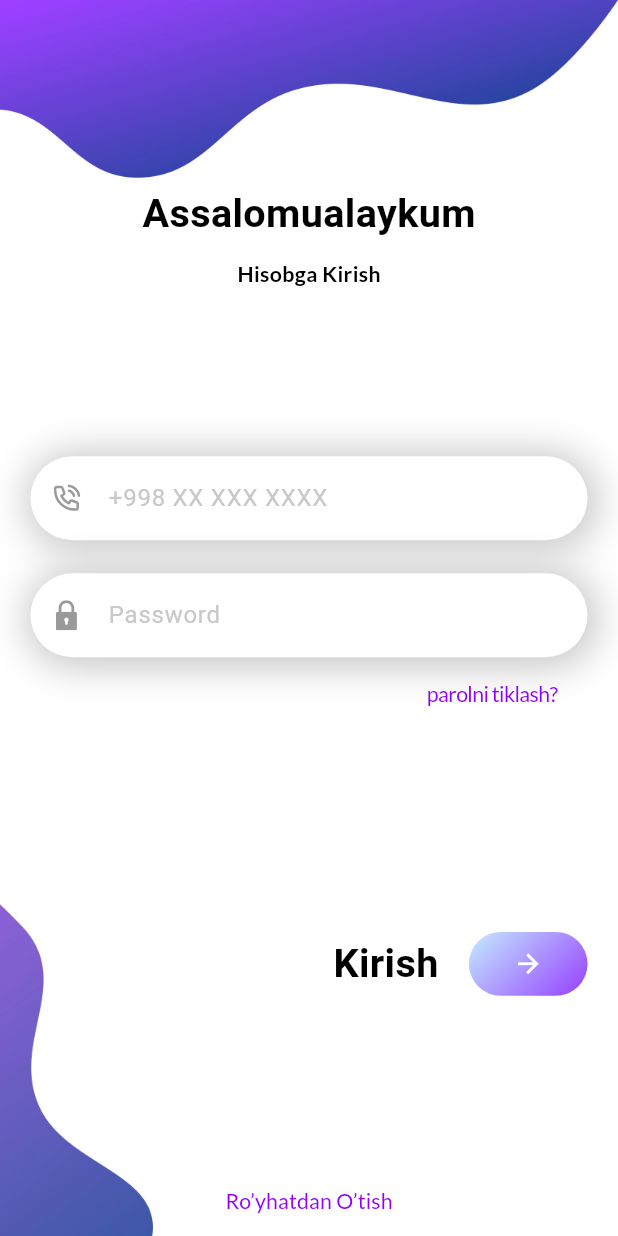
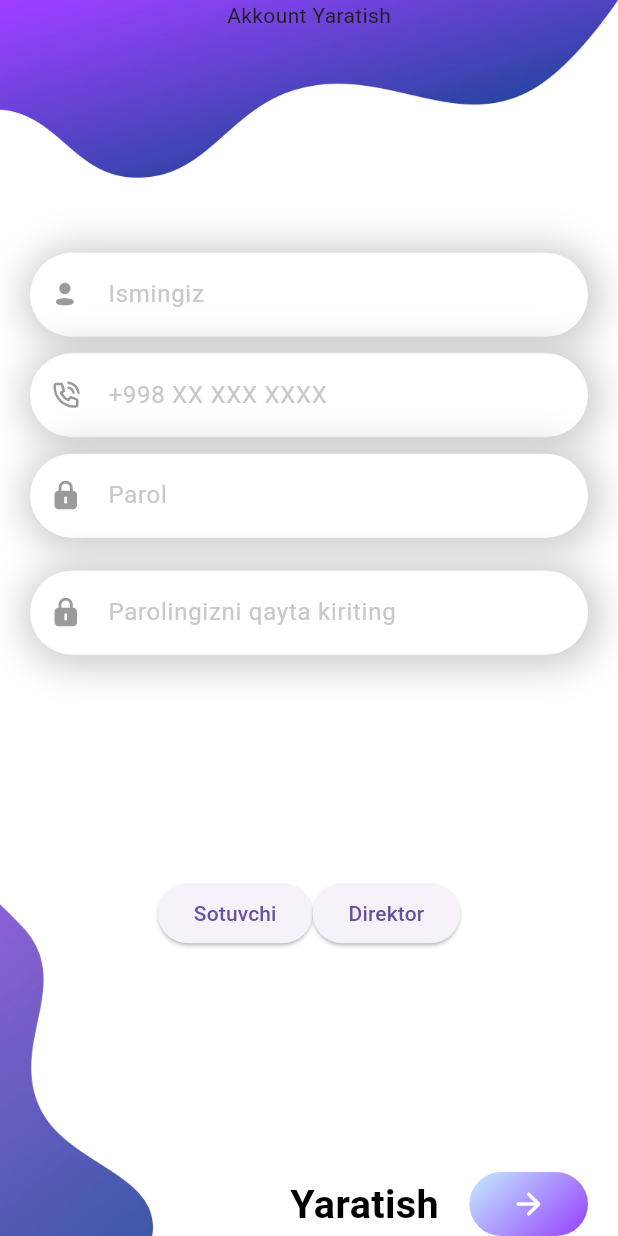
Before and after one commit to tillocoder/barcodebek, a Flutter app: the LoginPage screen opened directly, after a tap on "Ro’yhatdan O’tish", on a phone screen of 412 x 824 dp. Run offline on Flutter 3.47's test engine with Material 3 defaults, Android fonts, the light colour scheme and no system bars; drawn by our look-alikes of keyboard_dismisser; our stand-ins replace firebase_core, flutter_screenutil, flutter_svg, gap, go_router, google_fonts; accounts and stored records are empty; Roboto replaces fonts that are missing (Signika).

Commit message:
Alpomish - 12 commit failar kk qildi

```diff
--- a/lib/app.dart
+++ b/lib/app.dart
@@ -1,7 +1,6 @@
 import 'package:barcodbek/splash.dart';
 import 'package:flutter/material.dart';
 import 'package:flutter_screenutil/flutter_screenutil.dart';
-import 'package:keyboard_dismisser/keyboard_dismisser.dart';
 
 class App extends StatelessWidget {
   const App({super.key});
@@ -12,11 +11,9 @@ class App extends StatelessWidget {
       designSize: Size(375, 812),
       minTextAdapt: true,
       splitScreenMode: true,
-      child: KeyboardDismisser(
-        child: MaterialApp(
-          debugShowCheckedModeBanner: false,
-          home: SplashPages(),
-        ),
+      child: MaterialApp(
+        debugShowCheckedModeBanner: false,
+        home: SplashPages(),
       ),
     );
   }
--- a/lib/splash.dart
+++ b/lib/splash.dart
@@ -14,8 +14,10 @@ class _SplashPagesState extends State<SplashPages> {
   @override
   void initState() {
     Future.delayed(const Duration(seconds: 1), () {
-      Navigator.pushReplacement(context,
-          MaterialPageRoute(builder: (context) => const OnbordingPages()));
+      Navigator.pushAndRemoveUntil(
+          context,
+          MaterialPageRoute(builder: (context) => const OnbordingPages()),
+          (route) => false);
     });
     super.initState();
   }
--- a/lib/src/future/auth/view/pages/login.dart
+++ b/lib/src/future/auth/view/pages/login.dart
@@ -1,13 +1,12 @@
 import 'package:barcodbek/src/core/constants/widgets/custom_scaffold.dart';
-import 'package:barcodbek/src/core/style/app_colors.dart';
 import 'package:barcodbek/src/core/style/text_style.dart';
+import 'package:barcodbek/src/future/auth/view/pages/register_page.dart';
 import 'package:barcodbek/src/future/auth/view/widgets/wtext_fild.dart';
+import 'package:barcodbek/src/future/home/view/pages/home_Page.dart';
 import 'package:flutter/cupertino.dart';
 import 'package:flutter/material.dart';
 import 'package:flutter_screenutil/flutter_screenutil.dart';
 import 'package:gap/gap.dart';
-
-import '../../../home/view/pages/home_Page.dart';
 
 class LoginPage extends StatefulWidget {
   const LoginPage({super.key});
@@ -21,11 +20,11 @@ class _LoginPageState extends State<LoginPage> {
   Widget build(BuildContext context) {
     return CustomScaffold(
       child: Scaffold(
+        backgroundColor: Colors.transparent,
         resizeToAvoidBottomInset: false,
-        backgroundColor: Colors.transparent,
-        body: Padding(
+        body: SafeArea(
+          child: Padding(
             padding: REdgeInsets.symmetric(horizontal: 20),
-          child: SafeArea(
             child: Column(
               mainAxisAlignment: MainAxisAlignment.spaceBetween,
               children: [
@@ -62,15 +61,9 @@ class _LoginPageState extends State<LoginPage> {
                     Gap(20.w)
                   ],
                 ),
-                Row(
-                  mainAxisAlignment: MainAxisAlignment.end,
-                  children: [
-                    Text(
-                      "Kirish",
-                      style: AppTextStyle.textStyle2,
-                    ),
-                    Gap(20.sp),
-                    GestureDetector(
+                SkipButton(
+                  text: 'Kirish',
+                  isText: true,
                   onTap: () {
                     Navigator.push(
                       context,
@@ -79,6 +72,60 @@ class _LoginPageState extends State<LoginPage> {
                       ),
                     );
                   },
+                  child: const Icon(
+                    Icons.arrow_forward_rounded,
+                    color: Colors.white,
+                  ),
+                ),
+                TextButton(
+                  onPressed: () {
+                    Navigator.push(
+                      context,
+                      MaterialPageRoute(
+                        builder: (context) => const RegistorPages(),
+                      ),
+                    );
+                  },
+                  child: Text(
+                    "Ro’yhatdan O’tish",
+                    style: AppTextStyle.textStyle6,
+                  ),
+                )
+              ],
+            ),
+          ),
+        ),
+      ),
+    );
+  }
+}
+
+class SkipButton extends StatelessWidget {
+  final String text;
+  final bool isText;
+  final Function()? onTap;
+  final Widget child;
+
+  const SkipButton({
+    super.key,
+    required this.text,
+    required this.onTap,
+    required this.isText,
+    required this.child,
+  });
+
+  @override
+  Widget build(BuildContext context) {
+    return Row(
+      mainAxisAlignment: MainAxisAlignment.end,
+      children: [
+        Text(
+          isText == true ? text : '',
+          style: AppTextStyle.textStyle2,
+        ),
+        Gap(20.sp),
+        GestureDetector(
+          onTap: onTap,
           child: SizedBox(
             width: 72.w,
             height: 42.h,
@@ -93,28 +140,11 @@ class _LoginPageState extends State<LoginPage> {
                   ],
                 ),
               ),
-                          child: Icon(
-                            Icons.arrow_forward_sharp,
-                            color: AppColorss.c_FFFFFF,
-                            size: 20.sp,
-                          ),
+              child: child,
             ),
           ),
         )
       ],
-                ),
-                TextButton(
-                  onPressed: () {},
-                  child: Text(
-                    "Ro’yhatdan O’tish",
-                    style: AppTextStyle.textStyle6,
-                  ),
-                )
-              ],
-            ),
-          ),
-        ),
-      ),
     );
   }
 }
--- a/lib/src/future/auth/view/pages/register_page.dart
+++ b/lib/src/future/auth/view/pages/register_page.dart
@@ -0,0 +1,75 @@
+import 'package:barcodbek/src/future/auth/view/pages/login.dart';
+import 'package:flutter/material.dart';
+import 'package:flutter_screenutil/flutter_screenutil.dart';
+import 'package:gap/gap.dart';
+
+import '../../../../core/constants/widgets/custom_scaffold.dart';
+import '../widgets/wtext_fild.dart';
+
+class RegistorPages extends StatelessWidget {
+  const RegistorPages({super.key});
+
+  @override
+  Widget build(BuildContext context) {
+    return CustomScaffold(
+      child: Scaffold(
+        backgroundColor: Colors.transparent,
+        body: Padding(
+          padding: const EdgeInsets.symmetric(horizontal: 20),
+          child: Column(
+            mainAxisAlignment: MainAxisAlignment.spaceBetween,
+            children: [
+              const Text(
+                "Akkount Yaratish",
+              ),
+              Column(
+                mainAxisAlignment: MainAxisAlignment.spaceBetween,
+                children: [
+                  const WTextFild(
+                      hintText: "Ismingiz",
+                      iconPath: "assets/icons/auth/person.svg"),
+                  Gap(10.w),
+                  const WTextFild(
+                      hintText: "+998 XX XXX XXXX",
+                      iconPath: "assets/icons/auth/phone.svg"),
+                  Gap(10.w),
+                  const WTextFild(
+                    hintText: "Parol",
+                    iconPath: "assets/icons/auth/lock.svg",
+                  ),
+                  Gap(20.w),
+                  const WTextFild(
+                    hintText: "Parolingizni qayta kiriting",
+                    iconPath: "assets/icons/auth/lock.svg",
+                  ),
+                ],
+              ),
+              Row(
+                mainAxisAlignment: MainAxisAlignment.center,
+                children: [
+                  ElevatedButton(
+                    onPressed: () {},
+                    child: const Text("Sotuvchi"),
+                  ),
+                  ElevatedButton(
+                    onPressed: () {},
+                    child: const Text("Direktor"),
+                  ),
+                ],
+              ),
+              SkipButton(
+                text: "Yaratish",
+                onTap: () {},
+                isText: true,
+                child: const Icon(
+                  Icons.arrow_forward_rounded,
+                  color: Colors.white,
+                ),
+              )
+            ],
+          ),
+        ),
+      ),
+    );
+  }
+}
--- a/lib/src/future/home/view/pages/home_Page.dart
+++ b/lib/src/future/home/view/pages/home_Page.dart
@@ -21,7 +21,7 @@ class _HomePageState extends State<HomePage> {
         ),
       ),
       body: ListView.builder(
-        itemCount: 4,
+        itemCount: 10,
         itemBuilder: (context, index) => Padding(
           padding: const EdgeInsets.only(top: 4, left: 10, right: 10),
           child: Card(
@@ -53,9 +53,7 @@ class _HomePageState extends State<HomePage> {
                             return CupertinoAlertDialog(
                               actions: [
                                 TextButton(
-                                  onPressed: () {
-
-                                  },
+                                  onPressed: () {},
                                   child: const Text("Yes"),
                                 ),
                                 TextButton(
--- a/pubspec.yaml
+++ b/pubspec.yaml
@@ -54,3 +54,4 @@ flutter:
     - assets/
     - assets/images/
     - assets/icons/auth/
+    - assets/icons/splash_onbording/
```
Also changed, not shown: lib/src/core/widgers/w_elvated_button.dart (+7 -4 lines), assets/icons/auth/lock.svg, assets/icons/auth/person.svg (added), assets/icons/background/background.svg (added), pubspec.lock. Lines whose indentation alone changed are shown as unchanged.
